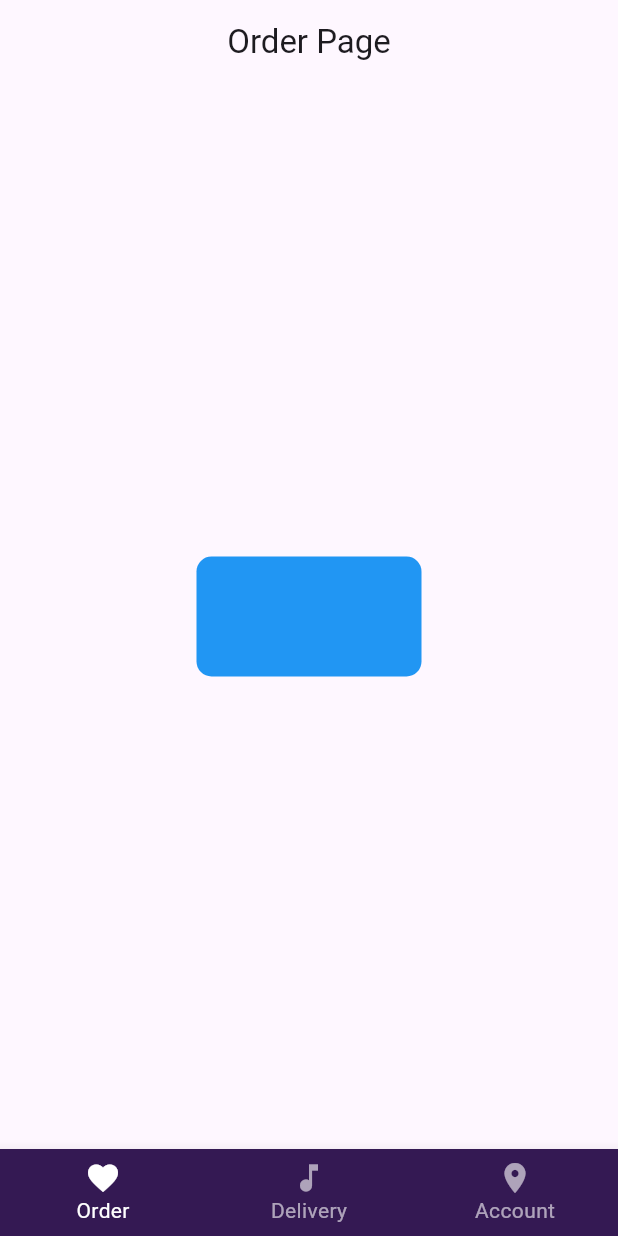
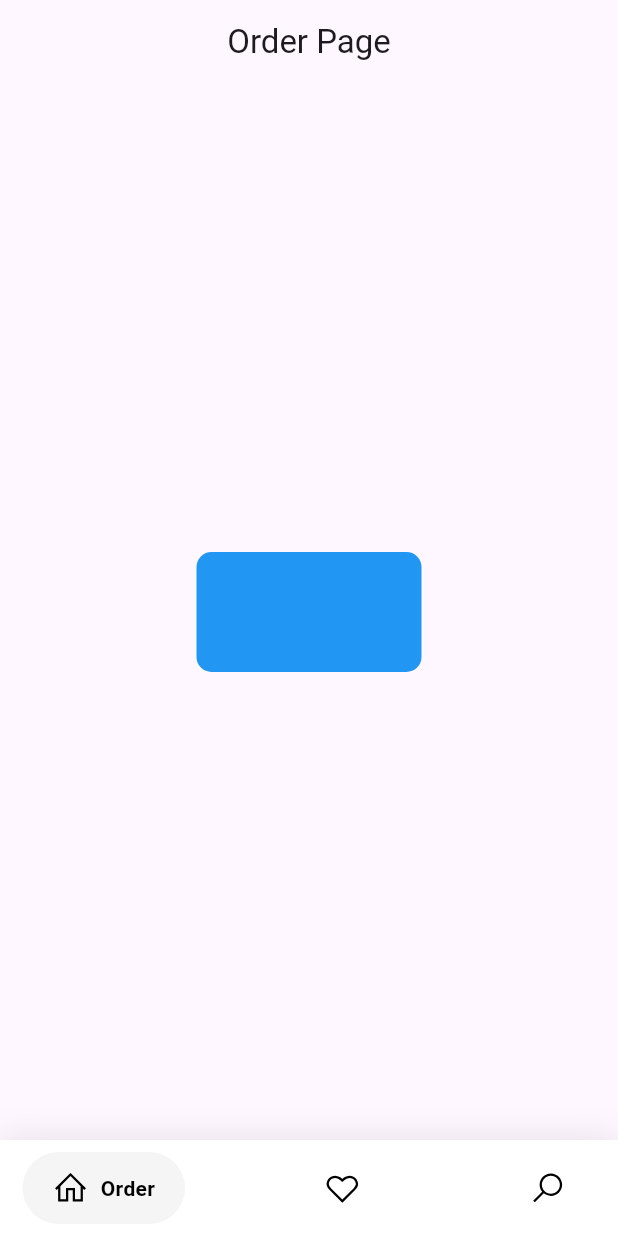
Before and after one commit to frykher/scholar_snacks, a Flutter app: the screen it shows after launch, after a tap on "Login", on a phone screen of 412 x 824 dp. Run offline on Flutter 3.47's test engine with Material 3 defaults, Android fonts, the light colour scheme and no system bars; drawn by our look-alikes of google_nav_bar; our stand-ins replace line_icons.

Commit message:
fixed nav

```diff
--- a/lib/AccountPage.dart
+++ b/lib/AccountPage.dart
@@ -0,0 +1,16 @@
+import 'package:flutter/material.dart';
+
+class AccountPage extends StatefulWidget {
+  @override
+  _AccountPageState createState() => _AccountPageState();
+}
+
+class _AccountPageState extends State<AccountPage> {
+  @override
+  Widget build(BuildContext context) {
+    return Scaffold(
+      appBar: AppBar(
+        title: Center(child: Text('Account Page')),
+      ),);
+  }
+}
--- a/lib/DeliveryPage.dart
+++ b/lib/DeliveryPage.dart
@@ -0,0 +1,16 @@
+import 'package:flutter/material.dart';
+
+class DeliveryPage extends StatefulWidget {
+  @override
+  _DeliveryPageState createState() => _DeliveryPageState();
+}
+
+class _DeliveryPageState extends State<DeliveryPage> {
+  @override
+  Widget build(BuildContext context) {
+    return Scaffold(
+      appBar: AppBar(
+        title: Center(child: Text('Delivery Page')),
+      ),);
+  }
+}
--- /dev/null
+++ b/lib/Navigation.dart
@@ -0,0 +1,79 @@
+import 'package:flutter/material.dart';
+import 'package:google_nav_bar/google_nav_bar.dart';
+import 'package:line_icons/line_icons.dart';
+import 'OrderPage.dart';
+import 'AccountPage.dart';
+import 'DeliveryPage.dart';
+
+class Navigation extends StatefulWidget {
+  @override
+  _NavigationState createState() => _NavigationState();
+}
+
+class _NavigationState extends State<Navigation> {
+  int _selectedIndex = 0;
+  static const TextStyle optionStyle =
+      TextStyle(fontSize: 30, fontWeight: FontWeight.w600);
+  static List<Widget> _widgetOptions = <Widget>[
+    OrderPage(),
+    DeliveryPage(),
+    AccountPage(),
+  ];
+
+  @override
+  Widget build(BuildContext context) {
+    return Scaffold(
+      backgroundColor: Colors.white,
+      body: Center(
+        child: _widgetOptions.elementAt(_selectedIndex),
+      ),
+      bottomNavigationBar: Container(
+        decoration: BoxDecoration(
+          color: Colors.white,
+          boxShadow: [
+            BoxShadow(
+              blurRadius: 20,
+              color: Colors.black.withOpacity(.1),
+            )
+          ],
+        ),
+        child: SafeArea(
+          child: Padding(
+            padding: const EdgeInsets.symmetric(horizontal: 15.0, vertical: 8),
+            child: GNav(
+              rippleColor: Colors.grey[300]!,
+              hoverColor: Colors.grey[100]!,
+              gap: 8,
+              activeColor: Colors.black,
+              iconSize: 24,
+              padding: EdgeInsets.symmetric(horizontal: 20, vertical: 12),
+              duration: Duration(milliseconds: 400),
+              tabBackgroundColor: Colors.grey[100]!,
+              color: Colors.black,
+              tabs: [
+                GButton(
+                  icon: LineIcons.home,
+                  text: 'Order',
+                ),
+                GButton(
+                  icon: LineIcons.heart,
+                  text: 'Delivery',
+                ),
+                GButton(
+                  icon: LineIcons.search,
+                  text: 'Account',
+                ),
+              ],
+              selectedIndex: _selectedIndex,
+              onTabChange: (index) {
+                setState(() {
+                  _selectedIndex = index;
+                });
+              },
+            ),
+          ),
+        ),
+      ),
+    );
+  }
+}
--- a/lib/OrderPage.dart
+++ b/lib/OrderPage.dart
@@ -23,30 +23,6 @@ class _OrderPageState extends State<OrderPage> {
           // Edit this part
         ),
       ),
-      bottomNavigationBar: BottomNavigationBar(
-            type: BottomNavigationBarType.fixed,
-            backgroundColor: Color.fromRGBO(52, 25, 83, 1),
-            selectedItemColor: Colors.white,
-            unselectedItemColor: Colors.white.withOpacity(.60),
-            selectedFontSize: 14,
-            unselectedFontSize: 14,
-            currentIndex: currentIndex,
-            onTap: (index) => setState(() => currentIndex = index),
-          items: [
-            BottomNavigationBarItem(
-              label: 'Order',
-              icon: Icon(Icons.favorite),
-            ),
-            BottomNavigationBarItem(
-              label: 'Delivery',
-              icon: Icon(Icons.music_note),
-            ),
-            BottomNavigationBarItem(
-              label: 'Account',
-              icon: Icon(Icons.location_on),
-            ),
-          ],
-      )
     );
   }
 }
--- a/lib/main.dart
+++ b/lib/main.dart
@@ -1,5 +1,5 @@
 import 'package:flutter/material.dart';
-import 'OrderPage.dart';
+import 'Navigation.dart';
 
 void main() {
   runApp(MyApp());
@@ -76,7 +76,7 @@ class _LoginDemoState extends State<LoginDemo> {
               child: TextButton(
                 onPressed: () {
                   Navigator.pushReplacement(
-                      context, MaterialPageRoute(builder: (_) => OrderPage()));
+                      context, MaterialPageRoute(builder: (_) => Navigation()));
                 },
                 child: Text(
                   'Login',
--- a/pubspec.yaml
+++ b/pubspec.yaml
@@ -35,6 +35,8 @@ dependencies:
   # The following adds the Cupertino Icons font to your application.
   # Use with the CupertinoIcons class for iOS style icons.
   cupertino_icons: ^1.0.2
+  google_nav_bar: ^5.0.6
+  line_icons: ^2.0.3
 
 dev_dependencies:
   flutter_test:
```
Also changed, not shown: pubspec.lock.
